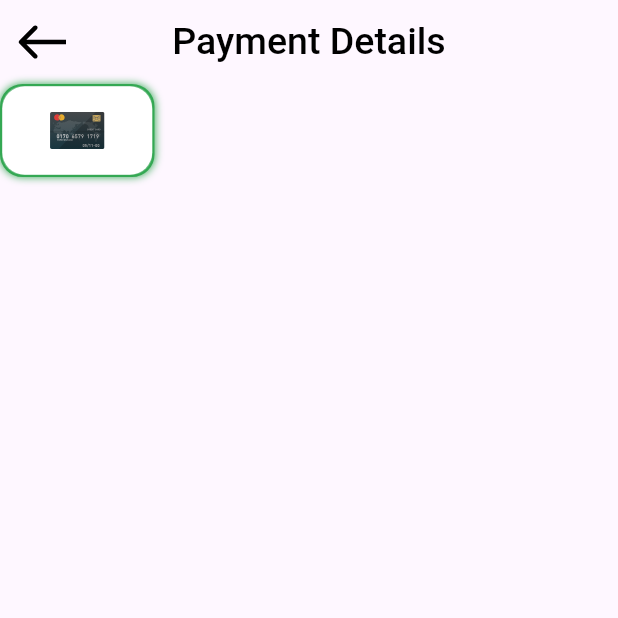
After one commit to AyaIbrahim3027/Payment, a Flutter app: the screen it shows after launch, after a tap on "Complete Payment", on a phone screen of 412 x 824 dp, the top half of it. The commit adds this screen. Run offline on Flutter 3.47's test engine with Material 3 defaults, Android fonts, the phone set to English and light mode, and no system bars; our stand-ins replace flutter_svg.

Commit message:
Create payment details view & payment item

```diff
--- a/lib/core/utils/assets.dart
+++ b/lib/core/utils/assets.dart
@@ -1,4 +1,7 @@
 abstract class Assets{
   static String arrow = 'assets/images/Arrow.svg';
   static String basket = 'assets/images/basket.png';
+  static String card = 'assets/images/card.svg';
+  static String paypal = 'assets/images/paypal.svg';
+  static String applepay = 'assets/images/applepay.svg';
 }
--- /dev/null
+++ b/lib/core/widgets/custom_app_bar.dart
@@ -0,0 +1,23 @@
+import 'package:flutter/material.dart';
+import 'package:flutter_svg/svg.dart';
+
+import '../utils/assets.dart';
+import '../utils/styles.dart';
+
+AppBar buildAppBar({required  String title}) {
+  return AppBar(
+    leading: Center(
+      child: SvgPicture.asset(
+        Assets.arrow,
+      ),
+    ),
+    elevation: 0,
+    backgroundColor: Colors.transparent,
+    centerTitle: true,
+    title:  Text(
+      title,
+      textAlign: TextAlign.center,
+      style: Styles.style25,
+    ),
+  );
+}
--- a/lib/features/checkout/presentation/views/my_cart_view.dart
+++ b/lib/features/checkout/presentation/views/my_cart_view.dart
@@ -1,8 +1,6 @@
 import 'package:flutter/material.dart';
-import 'package:flutter_svg/flutter_svg.dart';
-import 'package:payment/core/utils/assets.dart';
-import 'package:payment/core/utils/styles.dart';
 import 'package:payment/features/checkout/presentation/views/widgets/my_cart_view_body.dart';
+import '../../../../core/widgets/custom_app_bar.dart';
 
 class MyCardView extends StatelessWidget {
   const MyCardView({super.key});
@@ -10,22 +8,9 @@ class MyCardView extends StatelessWidget {
   @override
   Widget build(BuildContext context) {
     return Scaffold(
-      appBar: AppBar(
-        leading: Center(
-          child: SvgPicture.asset(
-            Assets.arrow,
-          ),
-        ),
-        elevation: 0,
-        backgroundColor: Colors.transparent,
-        centerTitle: true,
-        title: const Text(
-          "My Cart",
-          textAlign: TextAlign.center,
-          style: Styles.style25,
-        ),
-      ),
+      appBar: buildAppBar(title: "My Cart"),
       body: const MyCartViewBody(),
     );
   }
+
 }
--- /dev/null
+++ b/lib/features/checkout/presentation/views/payment_details_view.dart
@@ -0,0 +1,16 @@
+import 'package:flutter/material.dart';
+import 'package:payment/features/checkout/presentation/views/widgets/payment_details_view_body.dart';
+
+import '../../../../core/widgets/custom_app_bar.dart';
+
+class PaymentDetailsView extends StatelessWidget {
+  const PaymentDetailsView({super.key});
+
+  @override
+  Widget build(BuildContext context) {
+    return  Scaffold(
+      appBar: buildAppBar(title: 'Payment Details'),
+      body: const PaymentDetailsViewBody(),
+    );
+  }
+}
--- a/lib/features/checkout/presentation/views/widgets/my_cart_view_body.dart
+++ b/lib/features/checkout/presentation/views/widgets/my_cart_view_body.dart
@@ -1,5 +1,6 @@
 import 'package:flutter/material.dart';
 import 'package:payment/core/utils/assets.dart';
+import 'package:payment/features/checkout/presentation/views/payment_details_view.dart';
 import 'package:payment/features/checkout/presentation/views/widgets/total_price.dart';
 import '../../../../../core/utils/colors_manager.dart';
 import 'cart_info_item.dart';
@@ -53,7 +54,13 @@ class MyCartViewBody extends StatelessWidget {
           const SizedBox(
             height: 15,
           ),
-          const CustomButton(),
+          CustomButton(
+            onTap: () {
+              Navigator.of(context).push(MaterialPageRoute(builder: (context) {
+                return const PaymentDetailsView();
+              }));
+            },
+          ),
           const SizedBox(
             height: 15,
           ),
--- /dev/null
+++ b/lib/features/checkout/presentation/views/widgets/payment_details_view_body.dart
@@ -0,0 +1,41 @@
+import 'package:flutter/material.dart';
+import 'package:flutter_svg/flutter_svg.dart';
+import 'package:payment/core/utils/colors_manager.dart';
+
+import '../../../../../core/utils/assets.dart';
+
+class PaymentDetailsViewBody extends StatelessWidget {
+  const PaymentDetailsViewBody({super.key});
+
+  @override
+  Widget build(BuildContext context) {
+    return Column(
+      children: [
+        Container(
+          width: 103,
+          height: 62,
+          decoration: ShapeDecoration(
+            shape: RoundedRectangleBorder(
+              side: const BorderSide(width: 1.5, color: ColorsManager.green),
+              borderRadius: BorderRadius.circular(15),
+            ),
+            shadows: [
+              BoxShadow(
+                  color: ColorsManager.green,
+                  blurRadius: 4,
+                  offset: Offset(0, 0),
+                  spreadRadius: 0)
+            ],
+          ),
+          child: Container(
+            decoration: BoxDecoration(
+              borderRadius: BorderRadius.circular(15),
+              color: Colors.white,
+            ),
+            child: Center(child: SvgPicture.asset(Assets.card, height: 25)),
+          ),
+        ),
+      ],
+    );
+  }
+}
```
Also changed, not shown: assets/images/applepay.svg (added), assets/images/card.svg (added), assets/images/paypal.svg (added).
